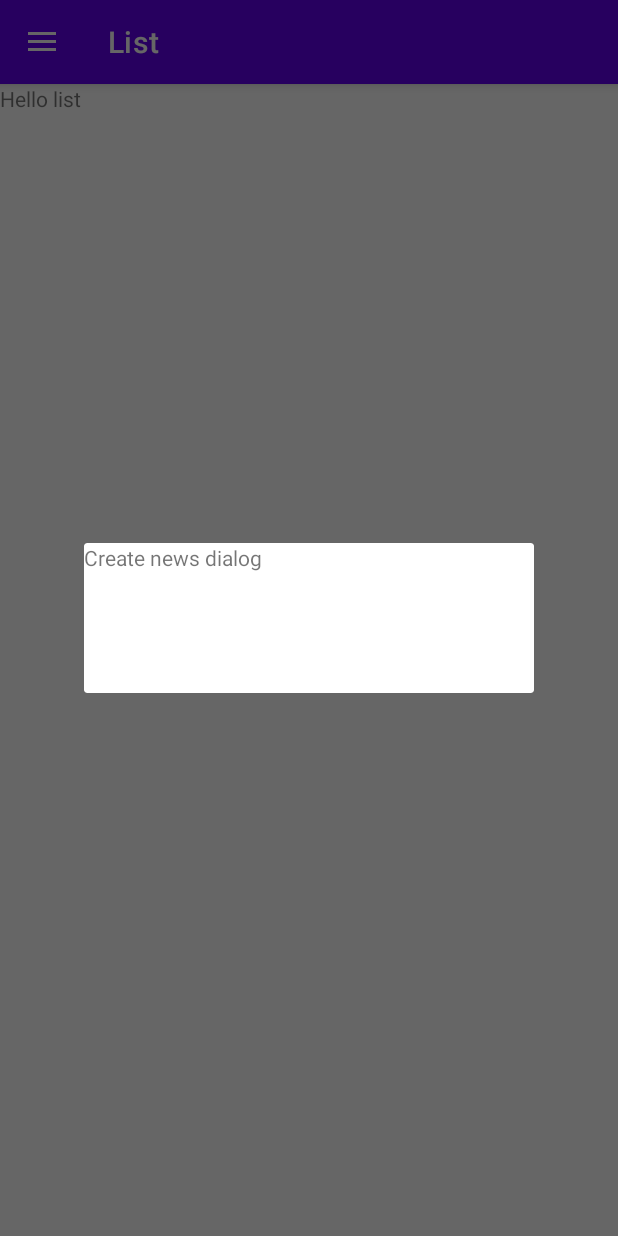
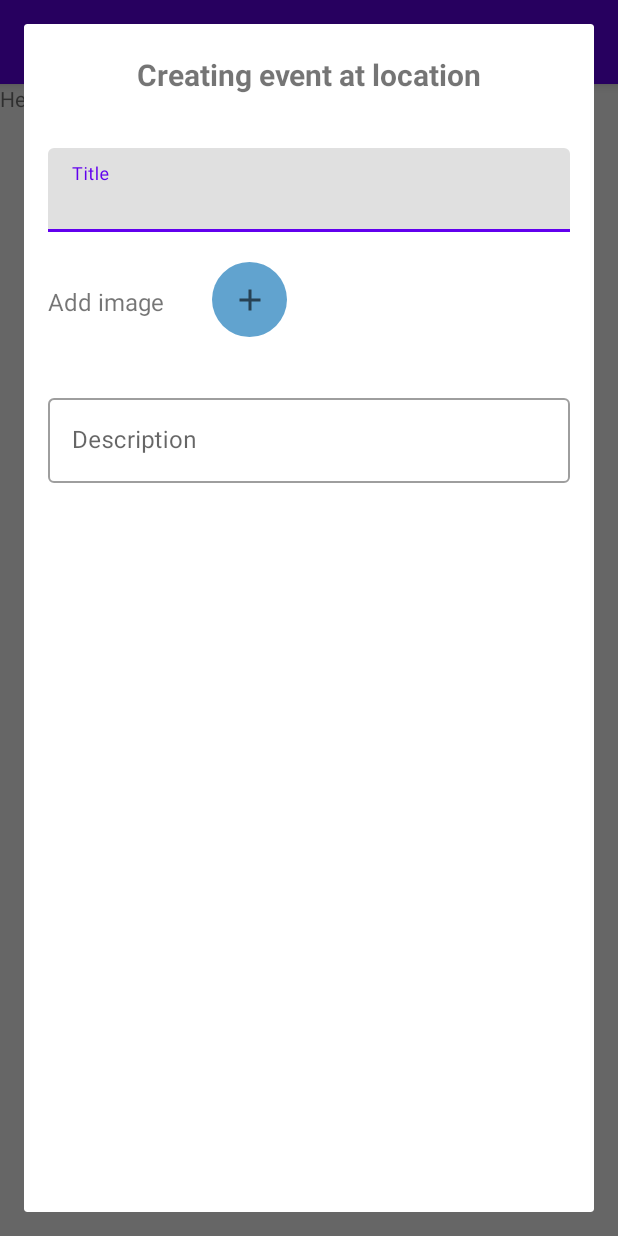
Before and after one commit to Kekelic/newsOnMap, an Android app: the fragment CreateNewsDialog placed in its activity, in the side drawer, after a tap on "List", on a phone screen of 412 x 824 dp. Run offline under Robolectric (Android 15) with nearby library versions, the phone set to English and light mode, and no system bars; our stand-ins replace Firebase (no records; nobody signed in at launch, a user with empty details on screens opened directly).

Commit message:
changed layout for create news dialog

```diff
--- a/app/src/main/java/com/example/newsonmap/ui/details/CreateNewsDialog.kt
+++ b/app/src/main/java/com/example/newsonmap/ui/details/CreateNewsDialog.kt
@@ -1,13 +1,12 @@
 package com.example.newsonmap.ui.details
 
+import android.app.Dialog
 import android.os.Bundle
 import android.view.LayoutInflater
 import android.view.View
 import android.view.ViewGroup
 import androidx.fragment.app.DialogFragment
 import com.example.newsonmap.databinding.DialogCreateNewsBinding
-import com.example.newsonmap.databinding.FragmentMapsBinding
-import com.google.android.gms.location.LocationServices
 
 class CreateNewsDialog : DialogFragment() {
 
@@ -21,4 +20,14 @@ class CreateNewsDialog : DialogFragment() {
         binding = DialogCreateNewsBinding.inflate(layoutInflater)
         return binding.root
     }
+
+    override fun onStart() {
+        super.onStart()
+        val dialog: Dialog? = dialog
+        if (dialog != null) {
+            val width = ViewGroup.LayoutParams.MATCH_PARENT
+            val height = ViewGroup.LayoutParams.MATCH_PARENT
+            dialog.window?.setLayout(width, height)
+        }
+    }
 }
--- a/app/src/main/java/com/example/newsonmap/ui/details/CreateNewsFragment.kt
+++ /dev/null
@@ -1,28 +0,0 @@
-package com.example.newsonmap.ui.details
-
-import android.os.Bundle
-import androidx.fragment.app.Fragment
-import android.view.LayoutInflater
-import android.view.View
-import android.view.ViewGroup
-import com.example.newsonmap.R
-
-
-class CreateNewsFragment : Fragment() {
-
-
-    override fun onCreate(savedInstanceState: Bundle?) {
-        super.onCreate(savedInstanceState)
-
-    }
-
-    override fun onCreateView(
-        inflater: LayoutInflater, container: ViewGroup?,
-        savedInstanceState: Bundle?
-    ): View? {
-
-        return inflater.inflate(R.layout.fragment_create_news, container, false)
-    }
-
-
-}
--- a/app/src/main/java/com/example/newsonmap/ui/map/MapsFragment.kt
+++ b/app/src/main/java/com/example/newsonmap/ui/map/MapsFragment.kt
@@ -16,7 +16,6 @@ import androidx.fragment.app.Fragment
 import com.example.newsonmap.R
 import com.example.newsonmap.databinding.FragmentMapsBinding
 import com.example.newsonmap.ui.details.CreateNewsDialog
-import com.example.newsonmap.ui.details.CreateNewsFragment
 import com.google.android.gms.location.FusedLocationProviderClient
 import com.google.android.gms.location.LocationServices
 import com.google.android.gms.maps.CameraUpdateFactory
--- /dev/null
+++ b/app/src/main/res/drawable/ic_baseline_add_24.xml
@@ -0,0 +1,10 @@
+<vector xmlns:android="http://schemas.android.com/apk/res/android"
+    android:width="24dp"
+    android:height="24dp"
+    android:viewportWidth="24"
+    android:viewportHeight="24"
+    android:tint="?attr/colorControlNormal">
+  <path
+      android:fillColor="@android:color/white"
+      android:pathData="M19,13h-6v6h-2v-6H5v-2h6V5h2v6h6v2z"/>
+</vector>
--- /dev/null
+++ b/app/src/main/res/drawable/round_btn.xml
@@ -0,0 +1,8 @@
+<?xml version="1.0" encoding="utf-8"?>
+<shape xmlns:android="http://schemas.android.com/apk/res/android"
+    android:shape="rectangle">
+    <solid android:color="#61a3cf"/>
+    <size android:width="50dp" android:height="50dp"/>
+    <corners android:radius="25dp"/>
+
+</shape>
--- a/app/src/main/res/layout/dialog_create_news.xml
+++ b/app/src/main/res/layout/dialog_create_news.xml
@@ -1,12 +1,92 @@
 <?xml version="1.0" encoding="utf-8"?>
 <androidx.constraintlayout.widget.ConstraintLayout xmlns:android="http://schemas.android.com/apk/res/android"
     android:layout_width="match_parent"
-    android:layout_height="match_parent">
+    android:layout_height="match_parent"
+    xmlns:app="http://schemas.android.com/apk/res-auto">
 
     <TextView
-        android:layout_width="300dp"
-        android:layout_height="100dp"
-        android:text="Create news dialog" />
+        android:id="@+id/tv_title"
+        android:layout_width="wrap_content"
+        android:layout_height="wrap_content"
+        android:layout_marginTop="20dp"
+        android:textSize="20sp"
+        android:textStyle="bold"
+        android:text="@string/create_title"
+        app:layout_constraintStart_toStartOf="parent"
+        app:layout_constraintEnd_toEndOf="parent"
+        app:layout_constraintTop_toTopOf="parent"
+        />
+
+    <com.google.android.material.textfield.TextInputLayout
+        android:id="@+id/til_create_title"
+        android:layout_width="match_parent"
+        android:layout_height="wrap_content"
+        android:layout_marginStart="16dp"
+        android:layout_marginTop="35dp"
+        android:layout_marginEnd="16dp"
+        android:hint="Title"
+        app:layout_constraintEnd_toEndOf="parent"
+        app:layout_constraintStart_toStartOf="parent"
+        app:layout_constraintTop_toBottomOf="@id/tv_title">
+
+        <EditText
+            android:id="@+id/et_create_title"
+            android:layout_width="match_parent"
+            android:layout_height="wrap_content"
+            android:inputType="text" />
+    </com.google.android.material.textfield.TextInputLayout>
+
+    <RelativeLayout
+        android:id="@+id/rl_add_image"
+        android:layout_width="match_parent"
+        android:layout_height="wrap_content"
+        app:layout_constraintEnd_toEndOf="parent"
+        app:layout_constraintStart_toStartOf="parent"
+        app:layout_constraintTop_toBottomOf="@id/til_create_title">
+
+        <TextView
+            android:id="@+id/tv_add_image"
+            android:layout_width="wrap_content"
+            android:layout_height="wrap_content"
+            android:layout_marginStart="16dp"
+            android:layout_marginTop="35dp"
+            android:layout_marginEnd="16dp"
+            android:textSize="16sp"
+            android:text="@string/add_image" />
+
+        <ImageButton
+            android:id="@+id/ib_add_image"
+            android:layout_width="50dp"
+            android:layout_height="50dp"
+            android:background="@drawable/round_btn"
+            android:layout_marginStart="16dp"
+            android:layout_marginTop="20dp"
+            android:layout_marginEnd="16dp"
+            android:src="@drawable/ic_baseline_add_24"
+            android:layout_toEndOf="@id/tv_add_image"/>
+
+    </RelativeLayout>
+
+    <com.google.android.material.textfield.TextInputLayout
+        style="@style/Widget.MaterialComponents.TextInputLayout.OutlinedBox"
+        android:id="@+id/til_create_description"
+        android:layout_width="match_parent"
+        android:layout_height="200dp"
+        android:layout_marginStart="16dp"
+        android:layout_marginTop="35dp"
+        android:layout_marginEnd="16dp"
+        android:hint="Description"
+        app:layout_constraintEnd_toEndOf="parent"
+        app:layout_constraintStart_toStartOf="parent"
+        app:layout_constraintTop_toBottomOf="@id/rl_add_image">
+
+        <com.google.android.material.textfield.TextInputEditText
+            android:id="@+id/et_create_description"
+            android:layout_width="match_parent"
+            android:layout_height="wrap_content"/>
+    </com.google.android.material.textfield.TextInputLayout>
+
+
 
 
 </androidx.constraintlayout.widget.ConstraintLayout>
--- a/app/src/main/res/layout/fragment_about.xml
+++ b/app/src/main/res/layout/fragment_about.xml
@@ -1,14 +1,35 @@
 <?xml version="1.0" encoding="utf-8"?>
-<FrameLayout xmlns:android="http://schemas.android.com/apk/res/android"
+<androidx.constraintlayout.widget.ConstraintLayout xmlns:android="http://schemas.android.com/apk/res/android"
     xmlns:tools="http://schemas.android.com/tools"
     android:layout_width="match_parent"
     android:layout_height="match_parent"
+    xmlns:app="http://schemas.android.com/apk/res-auto"
     tools:context=".ui.about.AboutFragment">
 
-    <!-- TODO: Update blank fragment layout -->
+    <TextView
+        android:id="@+id/tv_title"
+        android:layout_width="wrap_content"
+        android:layout_height="wrap_content"
+        android:layout_marginTop="20dp"
+        android:textSize="20sp"
+        android:textStyle="bold"
+        android:text="@string/about_title"
+        app:layout_constraintStart_toStartOf="parent"
+        app:layout_constraintEnd_toEndOf="parent"
+        app:layout_constraintTop_toTopOf="parent"
+        />
+
     <TextView
         android:layout_width="match_parent"
-        android:layout_height="match_parent"
-        android:text="Hello about" />
+        android:layout_height="wrap_content"
+        android:layout_marginTop="30dp"
+        android:layout_marginLeft="10dp"
+        android:layout_marginRight="10dp"
+        android:text="Description text..."
+        app:layout_constraintStart_toStartOf="parent"
+        app:layout_constraintEnd_toEndOf="parent"
+        app:layout_constraintTop_toBottomOf="@id/tv_title"
+        />
+        />
 
-</FrameLayout>
+</androidx.constraintlayout.widget.ConstraintLayout>
--- a/app/src/main/res/layout/fragment_create_news.xml
+++ /dev/null
@@ -1,14 +0,0 @@
-<?xml version="1.0" encoding="utf-8"?>
-<FrameLayout xmlns:android="http://schemas.android.com/apk/res/android"
-    xmlns:tools="http://schemas.android.com/tools"
-    android:layout_width="match_parent"
-    android:layout_height="match_parent"
-    tools:context=".ui.details.CreateNewsFragment">
-
-
-    <TextView
-        android:layout_width="match_parent"
-        android:layout_height="match_parent"
-        android:text="Create news" />
-
-</FrameLayout>
--- a/app/src/main/res/values/strings.xml
+++ b/app/src/main/res/values/strings.xml
@@ -4,5 +4,8 @@
     <string name="open">Open</string>
     <string name="close">Close</string>
     <string name="hello_blank_fragment">Hello list</string>
+    <string name="about_title">Information about this application</string>
+    <string name="create_title">Creating event at location</string>
+    <string name="add_image">Add image</string>
 
 </resources>
```
